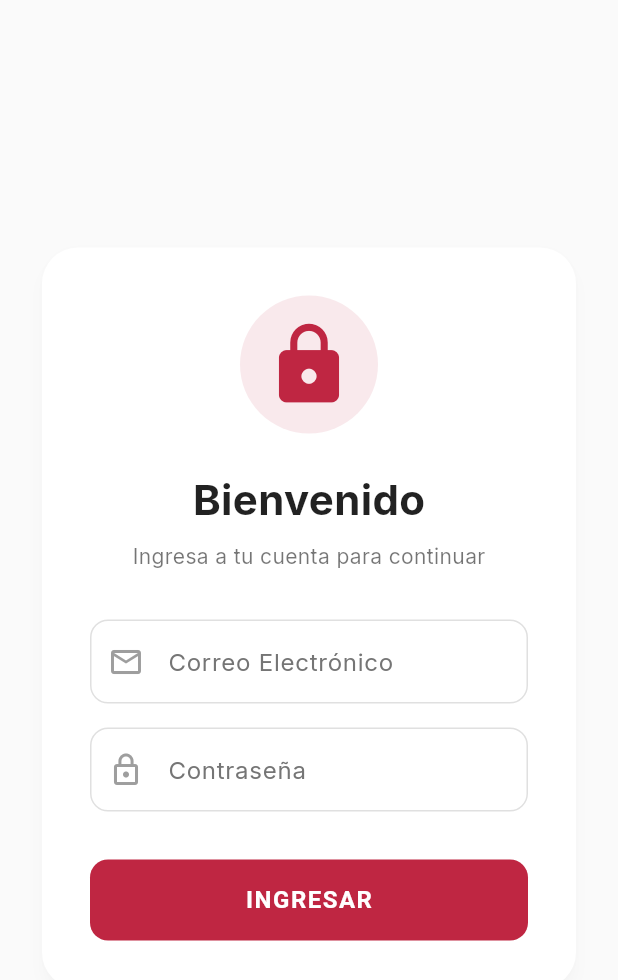
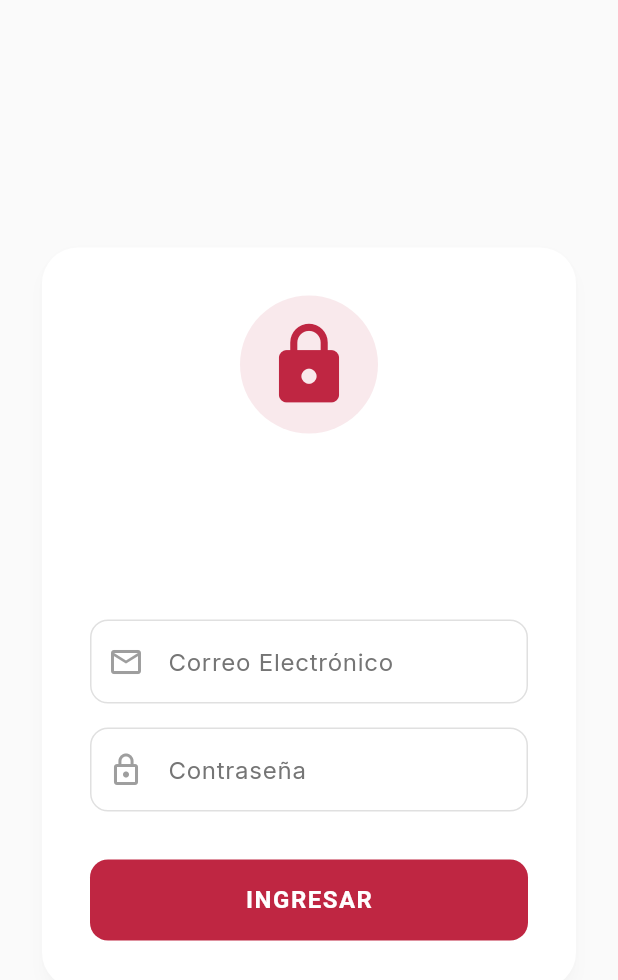
Before and after one commit to PABM25/dash_bloquera, a Flutter app: the screen it shows after launch, on a phone screen of 412 x 824 dp. Shown: the top 980 px of the screen. Run offline on Flutter 3.47's test engine with Material 3 defaults, Android fonts, the phone set to English and light mode, and no system bars; our stand-ins replace audioplayers, cloud_firestore, csv, firebase_auth, firebase_core, fl_chart and 6 more; missing offline and left inert: firebase_app_check; accounts and stored records are empty.

Commit message:
style: Update text color on login screen to match dark mode theme
Co-authored-by: PABM25 <101590315+PABM25@users.noreply.github.com>

```diff
--- a/lib/screens/auth/login_screen.dart
+++ b/lib/screens/auth/login_screen.dart
@@ -76,13 +76,13 @@ class _LoginScreenState extends State<LoginScreen> {
                       style: TextStyle(
                         fontSize: 28,
                         fontWeight: FontWeight.bold,
-                        color: Colors.black87,
+                        color: Colors.white,
                       ),
                     ),
                     const SizedBox(height: 8),
                     const Text(
                       "Ingresa a tu cuenta para continuar",
-                      style: TextStyle(color: Colors.black54),
+                      style: TextStyle(color: Colors.white70),
                     ),
                     const SizedBox(height: 32),
 
```
